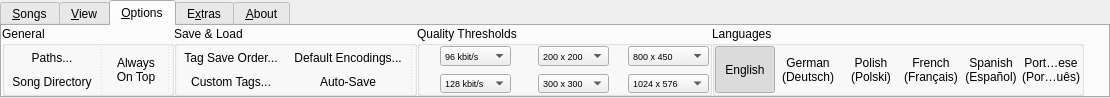
Before: the Qt Designer form uman/src/ribbon/QURibbonBar.ui in UltraStar-Deluxe/UltraStar-Manager, drawn with Qt 5.
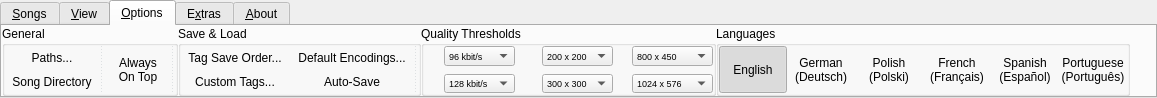
After: the same form once the commit is applied. The open tabs and pages were chosen to show the change. Icons and pictures are not drawn.

```diff
--- a/uman/src/ribbon/QURibbonBar.ui
+++ b/uman/src/ribbon/QURibbonBar.ui
@@ -6,7 +6,7 @@
    <rect>
     <x>0</x>
     <y>0</y>
-    <width>1110</width>
+    <width>1157</width>
     <height>98</height>
    </rect>
   </property>
@@ -970,7 +970,7 @@
          </property>
          <property name="minimumSize">
           <size>
-           <width>60</width>
+           <width>64</width>
            <height>0</height>
           </size>
          </property>
@@ -1588,7 +1588,7 @@
          </property>
          <property name="minimumSize">
           <size>
-           <width>60</width>
+           <width>68</width>
            <height>0</height>
           </size>
          </property>
@@ -1627,6 +1627,12 @@
            <verstretch>0</verstretch>
           </sizepolicy>
          </property>
+         <property name="minimumSize">
+          <size>
+           <width>68</width>
+           <height>0</height>
+          </size>
+         </property>
          <property name="toolTip">
           <string>Change application language to 'German (Deutsch)'.</string>
          </property>
@@ -1662,7 +1668,7 @@
          </property>
          <property name="minimumSize">
           <size>
-           <width>60</width>
+           <width>68</width>
            <height>0</height>
           </size>
          </property>
@@ -1701,7 +1707,7 @@
          </property>
          <property name="minimumSize">
           <size>
-           <width>60</width>
+           <width>68</width>
            <height>0</height>
           </size>
          </property>
@@ -1740,7 +1746,7 @@
          </property>
          <property name="minimumSize">
           <size>
-           <width>60</width>
+           <width>68</width>
            <height>0</height>
           </size>
          </property>
@@ -1779,7 +1785,7 @@
          </property>
          <property name="minimumSize">
           <size>
-           <width>60</width>
+           <width>68</width>
            <height>0</height>
           </size>
          </property>
```
Left out of the diff: 7 changed lines with no effect on the pictures.
